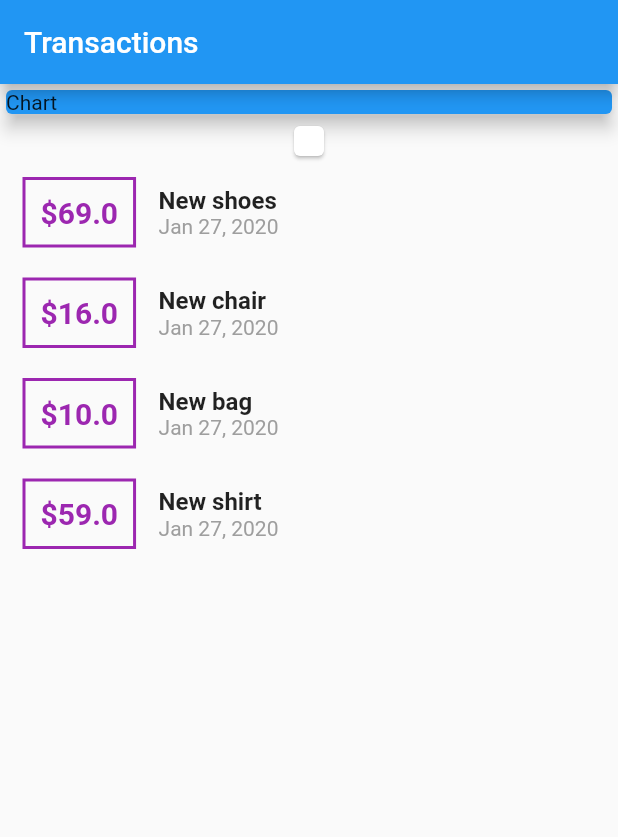
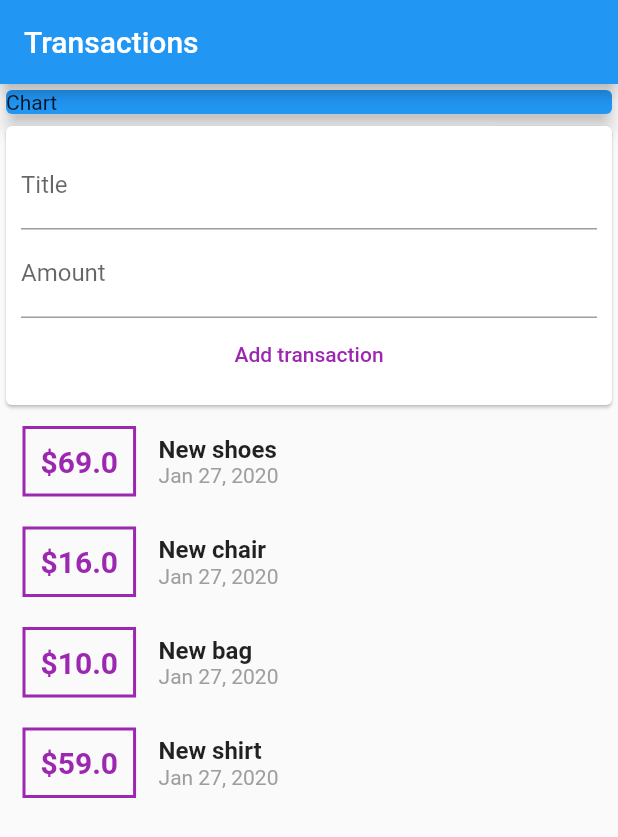
Before and after one commit to kmvbatista/expenses, a Flutter app: the screen it shows after launch, on a phone screen of 412 x 824 dp. Shown: the top 837 px of the screen. Run offline on Flutter 3.47's test engine with Material 2 defaults, Android fonts, the phone set to English and light mode, and no system bars.

Commit message:
text fields to add a transaction

```diff
--- a/lib/pages/HomePage.dart
+++ b/lib/pages/HomePage.dart
@@ -39,7 +39,19 @@ class _HomePageState extends State<HomePage> {
             child: Container(
               padding: EdgeInsets.all(10),
               child: Column(
-                children: <Widget>[],
+                children: <Widget>[
+                  TextField(
+                    decoration: InputDecoration(labelText: 'Title'),
+                  ),
+                  TextField(
+                    decoration: InputDecoration(labelText: 'Amount'),
+                  ),
+                  FlatButton(
+                    child: Text('Add transaction'),
+                    textColor: Colors.purple,
+                    onPressed: () {},
+                  )
+                ],
               ),
             ),
           ),
```
